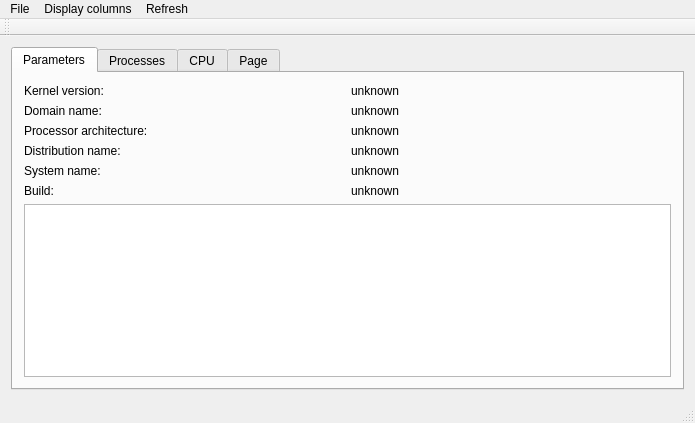
Before: the Qt Designer form KernelHacker/mainwindow.ui in benapetr/KernelHacker, drawn with Qt 5.
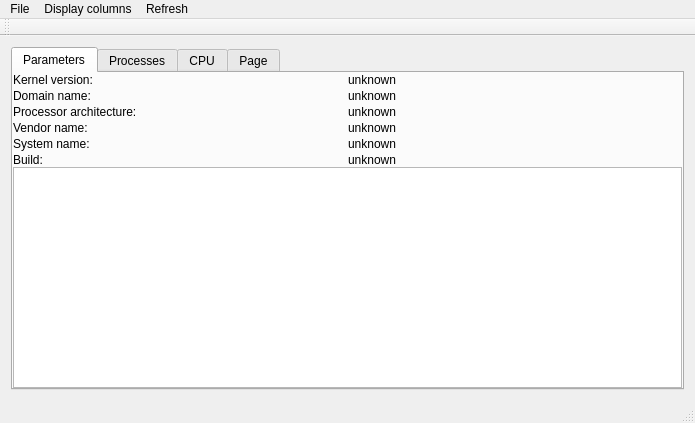
After: the same form once the commit is applied.

Patch:
```diff
--- a/KernelHacker/mainwindow.ui
+++ b/KernelHacker/mainwindow.ui
@@ -25,12 +25,33 @@
         <string>Parameters</string>
        </attribute>
        <layout class="QVBoxLayout" name="verticalLayout_2">
+        <property name="spacing">
+         <number>0</number>
+        </property>
+        <property name="leftMargin">
+         <number>0</number>
+        </property>
+        <property name="topMargin">
+         <number>0</number>
+        </property>
+        <property name="rightMargin">
+         <number>0</number>
+        </property>
+        <property name="bottomMargin">
+         <number>0</number>
+        </property>
         <item>
          <layout class="QGridLayout" name="gridLayout">
+          <property name="horizontalSpacing">
+           <number>0</number>
+          </property>
+          <property name="verticalSpacing">
+           <number>2</number>
+          </property>
           <item row="3" column="0">
            <widget class="QLabel" name="label_7">
             <property name="text">
-             <string>Distribution name:</string>
+             <string>Vendor name:</string>
             </property>
            </widget>
           </item>
```
Left out of the diff: 41 changed lines with no effect on the pictures.
